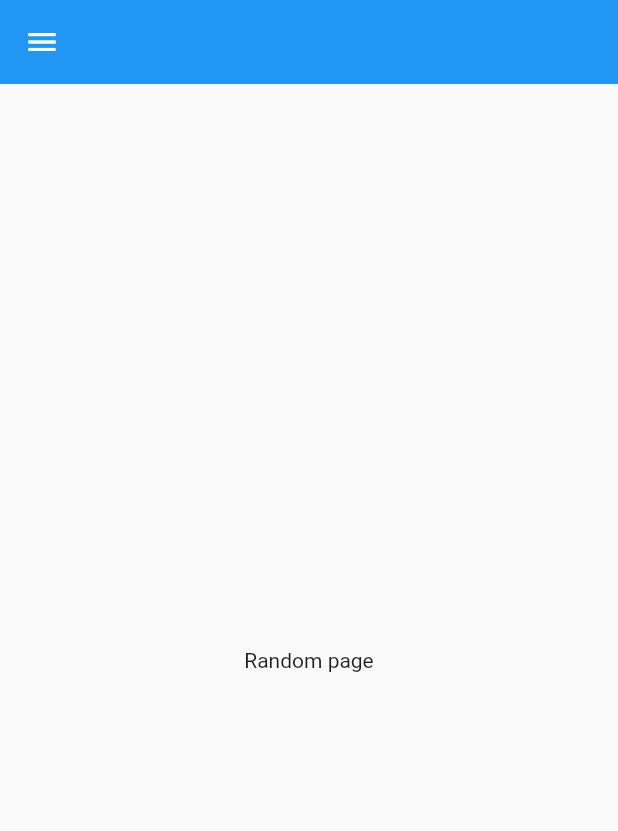
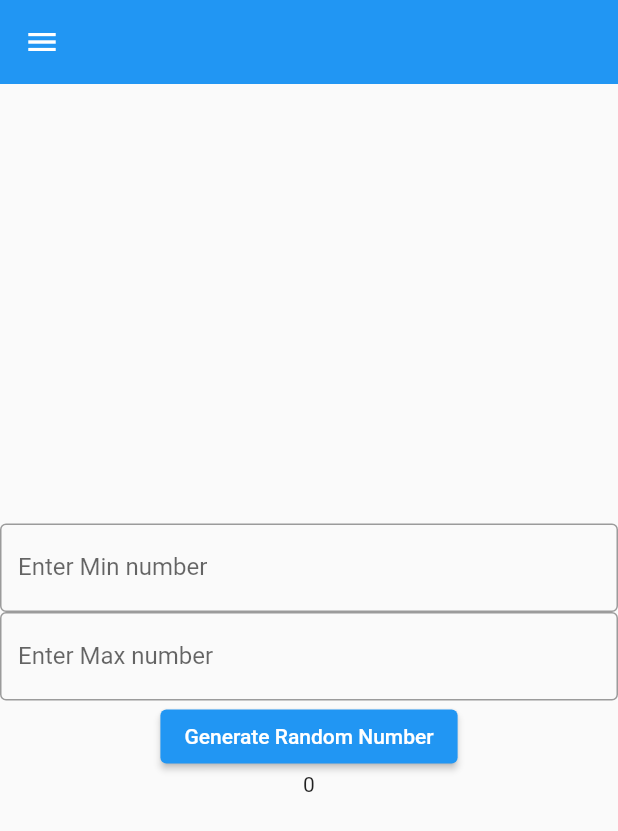
Before and after one commit to KrisD23/Decider_Flutter_M, a Flutter app: the RandomPage screen opened directly, on a phone screen of 412 x 824 dp. Shown: the top 831 px of the screen. Run offline on Flutter 3.47's test engine with Material 2 defaults, Android fonts, the light colour scheme and no system bars.

Commit message:
completed the basic setuo of random page

```diff
--- a/lib/pages/random_page.dart
+++ b/lib/pages/random_page.dart
@@ -1,8 +1,28 @@
 import 'package:decider_app/util/nav_bar.dart';
 import 'package:flutter/material.dart';
+import 'dart:math';
 
-class RandomPage extends StatelessWidget {
+class RandomPage extends StatefulWidget {
   const RandomPage({super.key});
+
+  @override
+  State<RandomPage> createState() => _RandomPageState();
+}
+
+class _RandomPageState extends State<RandomPage> {
+  // text controller
+
+  // min number
+  final TextEditingController minNumberController = TextEditingController();
+
+  // intial min and max number
+  int minNumber = 0;
+  int maxNumber = 100;
+
+  int randomNumber = 0;
+
+  // max number
+  final TextEditingController maxNumberController = TextEditingController();
 
   @override
   Widget build(BuildContext context) {
@@ -12,8 +32,48 @@ class RandomPage extends StatelessWidget {
         elevation: 0,
       ),
       drawer: const NavBar(),
-      body: const Center(
-        child: Text('Random page'),
+      body: Center(
+        child: Column(
+          mainAxisAlignment: MainAxisAlignment.center,
+          children: [
+            // min number text field
+            TextField(
+              decoration: const InputDecoration(
+                border: OutlineInputBorder(),
+                labelText: 'Enter Min number',
+              ),
+              keyboardType: TextInputType.number,
+              controller: minNumberController,
+              onSubmitted: (value) => minNumber,
+            ),
+
+            // max number text field
+
+            TextField(
+              decoration: const InputDecoration(
+                border: OutlineInputBorder(),
+                labelText: 'Enter Max number',
+              ),
+              keyboardType: TextInputType.number,
+              controller: maxNumberController,
+              onSubmitted: (value) => maxNumber,
+            ),
+
+            // generate random number button
+            ElevatedButton(
+              onPressed: () {
+                setState(() {
+                  minNumber = int.parse(minNumberController.text);
+                  maxNumber = int.parse(maxNumberController.text);
+                  randomNumber = Random().nextInt(maxNumber - minNumber) +
+                      minNumber; // generates a random number between min and max number
+                });
+              },
+              child: const Text('Generate Random Number'),
+            ),
+            Text(randomNumber.toString())
+          ],
+        ),
       ),
     );
   }
```
